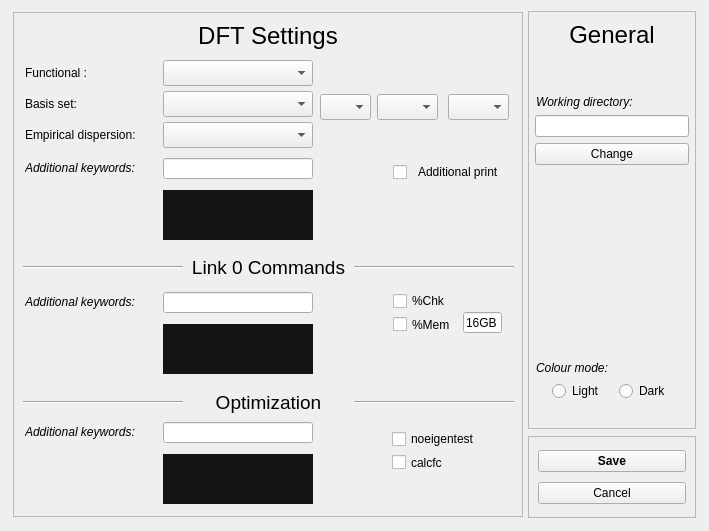
Old version of the form src/main/python/UIs/SettingsWindow.ui in the repository isaksengeir/REACT.
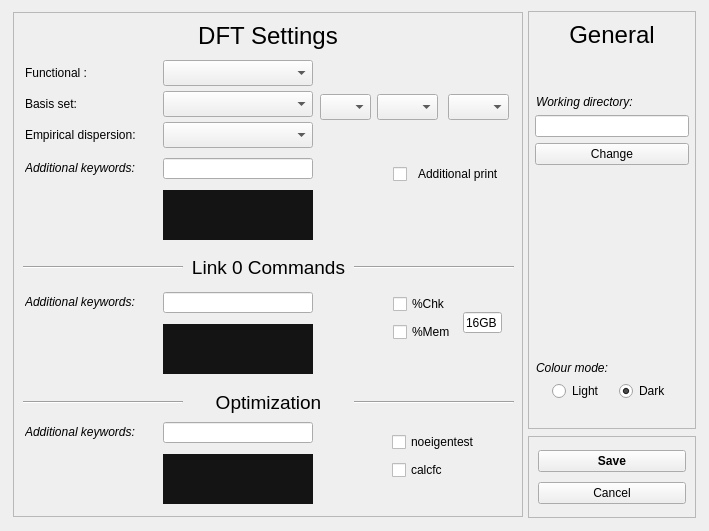
New version of the form. Icons and pictures are not drawn.

Patch:
```diff
--- a/src/main/python/UIs/SettingsWindow.ui
+++ b/src/main/python/UIs/SettingsWindow.ui
@@ -341,9 +341,15 @@
            <x>380</x>
            <y>150</y>
            <width>125</width>
-           <height>20</height>
+           <height>24</height>
           </rect>
          </property>
+         <property name="minimumSize">
+          <size>
+           <width>0</width>
+           <height>24</height>
+          </size>
+         </property>
          <property name="text">
           <string>  Additional print</string>
          </property>
@@ -494,12 +500,18 @@
            <x>379</x>
            <y>418</y>
            <width>97</width>
-           <height>41</height>
+           <height>49</height>
           </rect>
          </property>
          <layout class="QVBoxLayout" name="verticalLayout_7">
           <item>
            <widget class="QCheckBox" name="noeigen_checkBox">
+            <property name="minimumSize">
+             <size>
+              <width>0</width>
+              <height>24</height>
+             </size>
+            </property>
             <property name="text">
              <string>noeigentest</string>
             </property>
@@ -507,6 +519,12 @@
           </item>
           <item>
            <widget class="QCheckBox" name="calcfc_checkBox">
+            <property name="minimumSize">
+             <size>
+              <width>0</width>
+              <height>24</height>
+             </size>
+            </property>
             <property name="text">
              <string>calcfc</string>
             </property>
@@ -520,12 +538,18 @@
            <x>380</x>
            <y>280</y>
            <width>65</width>
-           <height>41</height>
+           <height>49</height>
           </rect>
          </property>
          <layout class="QVBoxLayout" name="verticalLayout_9">
           <item>
            <widget class="QCheckBox" name="Chk_checkBox">
+            <property name="minimumSize">
+             <size>
+              <width>0</width>
+              <height>24</height>
+             </size>
+            </property>
             <property name="text">
              <string>%Chk</string>
             </property>
@@ -533,6 +557,12 @@
           </item>
           <item>
            <widget class="QCheckBox" name="mem_checkBox">
+            <property name="minimumSize">
+             <size>
+              <width>0</width>
+              <height>24</height>
+             </size>
+            </property>
             <property name="maximumSize">
              <size>
               <width>65</width>
@@ -1030,7 +1060,7 @@
         <property name="frameShadow">
          <enum>QFrame::Raised</enum>
         </property>
-        <widget class="QWidget" name="">
+        <widget class="QWidget" name="layoutWidget">
          <property name="geometry">
           <rect>
            <x>0</x>
@@ -1190,6 +1220,9 @@
               <property name="text">
                <string>Dark</string>
               </property>
+              <property name="checked">
+               <bool>true</bool>
+              </property>
              </widget>
             </item>
            </layout>
```
